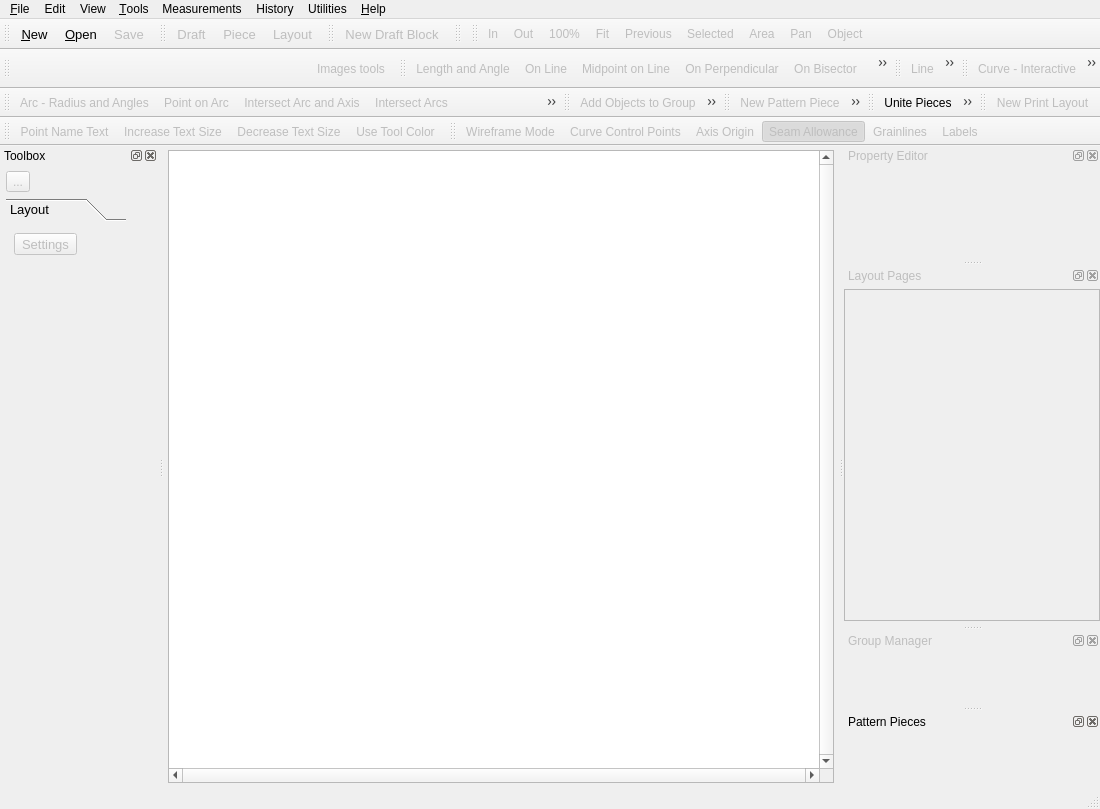
This is src/app/seamly2d/mainwindow.ui in seamly/Seamly2D as Qt 5 draws it before an edit. The edited form follows.
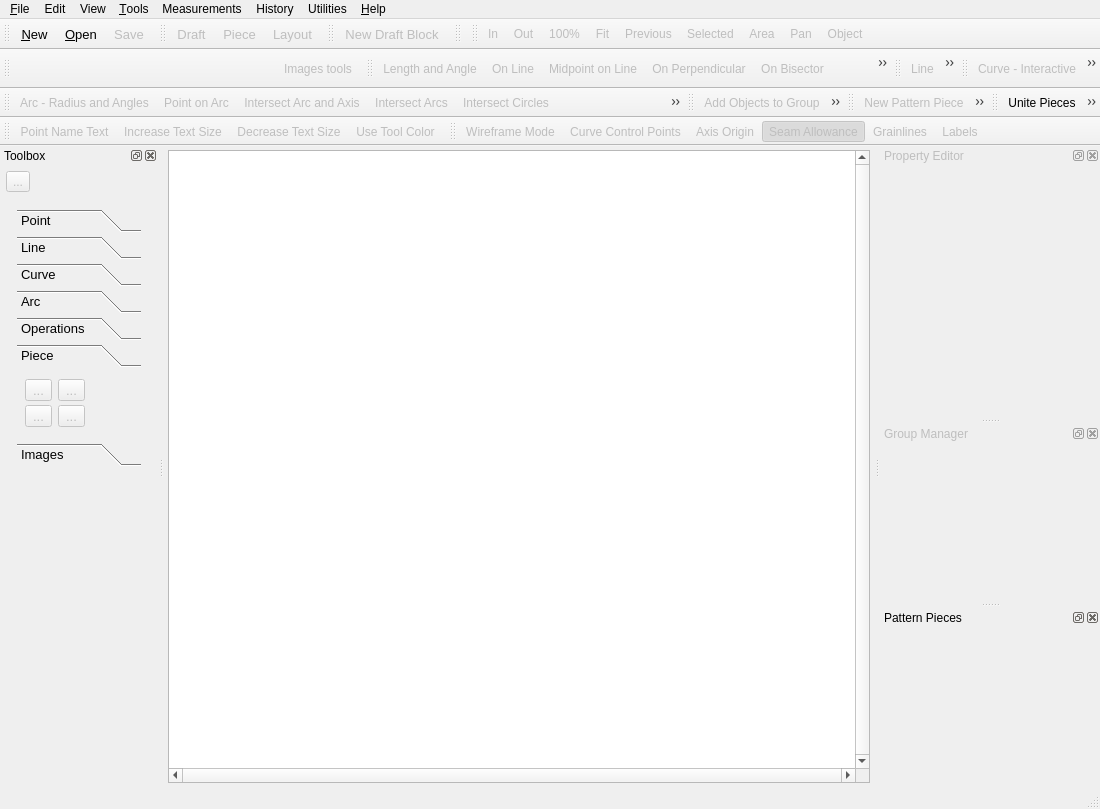
This is the edited form. The open tabs and pages were chosen to show the change. Icons and pictures are not drawn. Custom widgets are drawn as their Qt base class.

Commit message:
Remove the old Seamly2D layout UI
- New Print Layout (menu, toolbar, toolbox), Layout Pages dock, Layout toolbar,
  File > Export As; SeamlyLayout makes and exports every layout
- Delete LayoutSettingsDialog, DialogLayoutProgress, AbstractLayoutDialog and
  PageFormatCombobox; ExportLayoutDialog is a plain QDialog for pieces and draft blocks
- Drop the layout settings, the Preferences Layout toolbar check box,
  the printer margin helpers and PaperSizeFormat
- Return to the draft toolbox page the user left when Layout mode ends

```diff
--- a/src/app/seamly2d/mainwindow.ui
+++ b/src/app/seamly2d/mainwindow.ui
@@ -442,94 +442,6 @@
    </attribute>
    <widget class="QWidget" name="dockWidgetContents_10"/>
   </widget>
-  <widget class="QDockWidget" name="layoutPages_DockWidget">
-   <property name="enabled">
-    <bool>false</bool>
-   </property>
-   <property name="minimumSize">
-    <size>
-     <width>220</width>
-     <height>127</height>
-    </size>
-   </property>
-   <property name="allowedAreas">
-    <set>Qt::RightDockWidgetArea</set>
-   </property>
-   <property name="windowTitle">
-    <string>Layout Pages</string>
-   </property>
-   <attribute name="dockWidgetArea">
-    <number>2</number>
-   </attribute>
-   <widget class="QWidget" name="dockWidgetContents">
-    <layout class="QVBoxLayout" name="verticalLayout">
-     <property name="leftMargin">
-      <number>0</number>
-     </property>
-     <property name="topMargin">
-      <number>4</number>
-     </property>
-     <property name="rightMargin">
-      <number>0</number>
-     </property>
-     <property name="bottomMargin">
-      <number>4</number>
-     </property>
-     <item>
-      <widget class="QListWidget" name="listWidget">
-       <property name="sizePolicy">
-        <sizepolicy hsizetype="Expanding" vsizetype="Expanding">
-         <horstretch>0</horstretch>
-         <verstretch>0</verstretch>
-        </sizepolicy>
-       </property>
-       <property name="minimumSize">
-        <size>
-         <width>220</width>
-         <height>0</height>
-        </size>
-       </property>
-       <property name="frameShape">
-        <enum>QFrame::StyledPanel</enum>
-       </property>
-       <property name="frameShadow">
-        <enum>QFrame::Sunken</enum>
-       </property>
-       <property name="tabKeyNavigation">
-        <bool>true</bool>
-       </property>
-       <property name="showDropIndicator" stdset="0">
-        <bool>false</bool>
-       </property>
-       <property name="iconSize">
-        <size>
-         <width>150</width>
-         <height>200</height>
-        </size>
-       </property>
-       <property name="movement">
-        <enum>QListView::Static</enum>
-       </property>
-       <property name="flow">
-        <enum>QListView::TopToBottom</enum>
-       </property>
-       <property name="isWrapping" stdset="0">
-        <bool>false</bool>
-       </property>
-       <property name="resizeMode">
-        <enum>QListView::Adjust</enum>
-       </property>
-       <property name="spacing">
-        <number>10</number>
-       </property>
-       <property name="viewMode">
-        <enum>QListView::IconMode</enum>
-       </property>
-      </widget>
-     </item>
-    </layout>
-   </widget>
-  </widget>
   <widget class="QDockWidget" name="groups_DockWidget">
    <property name="enabled">
     <bool>false</bool>
@@ -599,7 +511,6 @@
    <addaction name="modifications_Action"/>
    <addaction name="pieces_Action"/>
    <addaction name="details_Action"/>
-   <addaction name="layout_Action"/>
    <addaction name="images_Action"/>
   </widget>
   <widget class="QToolBar" name="points_ToolBar">
@@ -729,18 +640,6 @@
    <addaction name="pieceMirror_Action"/>
    <addaction name="exportPieces_Action"/>
   </widget>
-  <widget class="QToolBar" name="layout_ToolBar">
-   <property name="windowTitle">
-    <string>Layout ToolBar</string>
-   </property>
-   <attribute name="toolBarArea">
-    <enum>TopToolBarArea</enum>
-   </attribute>
-   <attribute name="toolBarBreak">
-    <bool>false</bool>
-   </attribute>
-   <addaction name="newPrintLayout_Action"/>
-  </widget>
   <widget class="QToolBar" name="object_name_toolbar">
    <property name="enabled">
     <bool>true</bool>
@@ -2478,119 +2377,6 @@
            </widget>
           </widget>
          </widget>
-         <widget class="QWidget" name="layoutMode_Page">
-          <widget class="QToolBox" name="layout_ToolBox">
-           <property name="enabled">
-            <bool>true</bool>
-           </property>
-           <property name="geometry">
-            <rect>
-             <x>0</x>
-             <y>0</y>
-             <width>120</width>
-             <height>111</height>
-            </rect>
-           </property>
-           <property name="sizePolicy">
-            <sizepolicy hsizetype="Preferred" vsizetype="Maximum">
-             <horstretch>1</horstretch>
-             <verstretch>0</verstretch>
-            </sizepolicy>
-           </property>
-           <property name="minimumSize">
-            <size>
-             <width>120</width>
-             <height>0</height>
-            </size>
-           </property>
-           <property name="maximumSize">
-            <size>
-             <width>16777215</width>
-             <height>16777215</height>
-            </size>
-           </property>
-           <property name="font">
-            <font>
-             <pointsize>10</pointsize>
-            </font>
-           </property>
-           <property name="toolTip">
-            <string/>
-           </property>
-           <property name="currentIndex">
-            <number>0</number>
-           </property>
-           <property name="tabSpacing">
-            <number>4</number>
-           </property>
-           <widget class="QWidget" name="layout_Page">
-            <property name="geometry">
-             <rect>
-              <x>0</x>
-              <y>0</y>
-              <width>120</width>
-              <height>82</height>
-             </rect>
-            </property>
-            <attribute name="icon">
-             <iconset resource="share/resources/toolicon.qrc">
-              <normaloff>:/toolicon/32x32/layout_toolbox.png</normaloff>:/toolicon/32x32/layout_toolbox.png</iconset>
-            </attribute>
-            <attribute name="label">
-             <string>Layout</string>
-            </attribute>
-            <attribute name="toolTip">
-             <string>Layout</string>
-            </attribute>
-            <layout class="QFormLayout" name="formLayout_15">
-             <property name="fieldGrowthPolicy">
-              <enum>QFormLayout::AllNonFixedFieldsGrow</enum>
-             </property>
-             <property name="verticalSpacing">
-              <number>4</number>
-             </property>
-             <property name="leftMargin">
-              <number>8</number>
-             </property>
-             <property name="topMargin">
-              <number>8</number>
-             </property>
-             <property name="rightMargin">
-              <number>8</number>
-             </property>
-             <property name="bottomMargin">
-              <number>8</number>
-             </property>
-             <item row="0" column="0">
-              <widget class="QToolButton" name="layoutSettings_ToolButton">
-               <property name="enabled">
-                <bool>false</bool>
-               </property>
-               <property name="toolTip">
-                <string>New Print Layout (N, L)</string>
-               </property>
-               <property name="text">
-                <string>Settings</string>
-               </property>
-               <property name="icon">
-                <iconset resource="share/resources/toolicon.qrc">
-                 <normaloff>:/toolicon/32x32/layout_settings.png</normaloff>:/toolicon/32x32/layout_settings.png</iconset>
-               </property>
-               <property name="iconSize">
-                <size>
-                 <width>32</width>
-                 <height>32</height>
-                </size>
-               </property>
-               <property name="checkable">
-                <bool>true</bool>
-               </property>
-              </widget>
-             </item>
-            </layout>
-           </widget>
-          </widget>
-         </widget>
         </widget>
        </item>
       </layout>
@@ -4229,24 +4015,6 @@
     <string notr="true"/>
    </property>
   </action>
-  <action name="layout_Action">
-   <property name="enabled">
-    <bool>false</bool>
-   </property>
-   <property name="icon">
-    <iconset resource="share/resources/toolicon.qrc">
-     <normaloff>:/toolicon/32x32/layout_toolbox.png</normaloff>:/toolicon/32x32/layout_toolbox.png</iconset>
-   </property>
-   <property name="text">
-    <string/>
-   </property>
-   <property name="toolTip">
-    <string>Layout Tools</string>
-   </property>
-   <property name="shortcut">
-    <string notr="true"/>
-   </property>
-  </action>
   <action name="pieces_Action">
    <property name="enabled">
     <bool>false</bool>
@@ -4283,24 +4051,6 @@
     <string notr="true">N, P</string>
    </property>
   </action>
-  <action name="newPrintLayout_Action">
-   <property name="enabled">
-    <bool>false</bool>
-   </property>
-   <property name="icon">
-    <iconset resource="share/resources/toolicon.qrc">
-     <normaloff>:/toolicon/32x32/layout_settings.png</normaloff>:/toolicon/32x32/layout_settings.png</iconset>
-   </property>
-   <property name="text">
-    <string>New Print Layout</string>
-   </property>
-   <property name="toolTip">
-    <string>Create New Print Layout (N, L)</string>
-   </property>
-   <property name="shortcut">
-    <string notr="true">N, L</string>
-   </property>
-  </action>
   <action name="anchorPoint_Action">
    <property name="enabled">
     <bool>false</bool>
```
Left out of the diff: 34 changed lines with no effect on the pictures. The commit also changes 31 other files.
